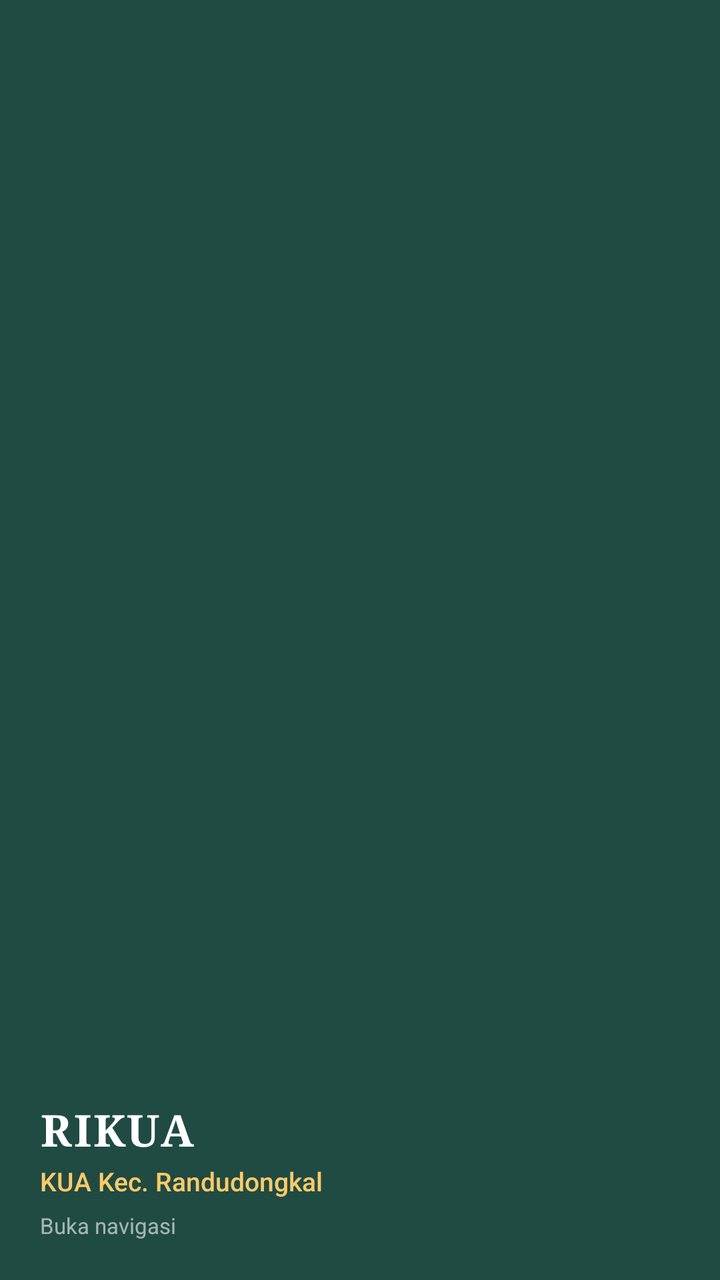
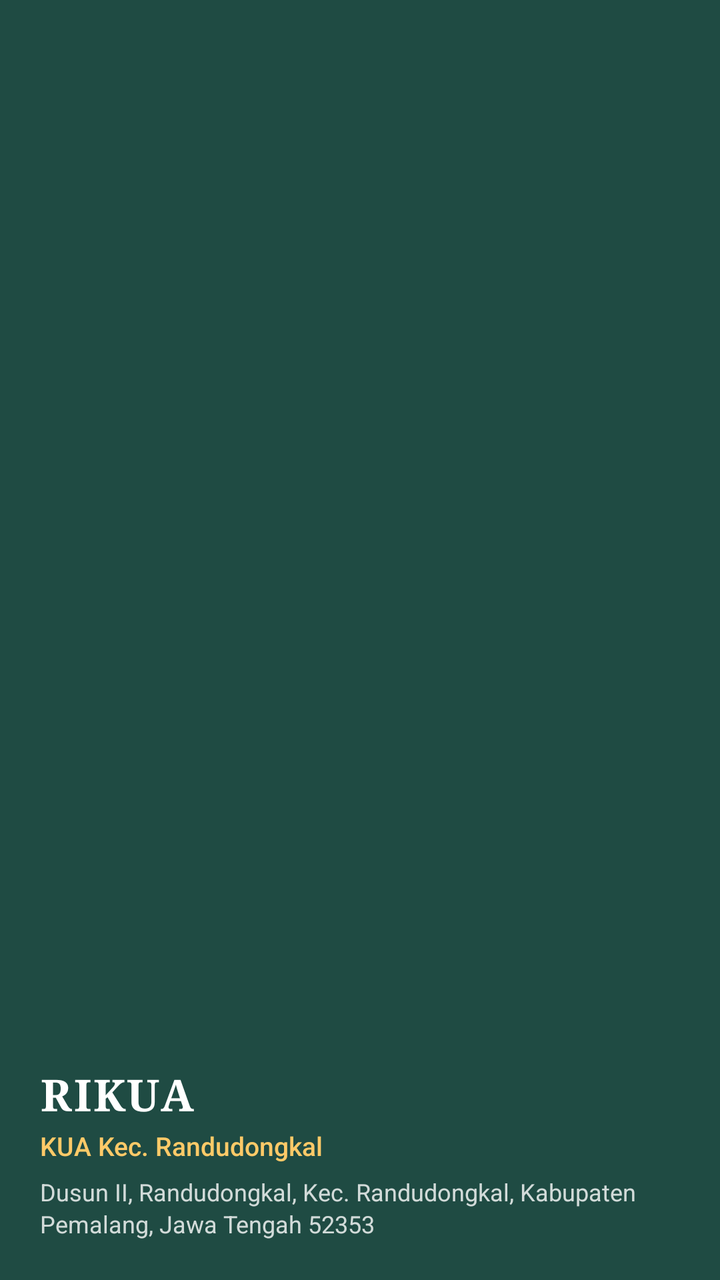

The first picture is an Android layout as it rendered before a commit; the second is the same layout after the commit. The layout source and the unified diff follow.
<!-- AndroidManifest.xml: application theme Theme.Rikua -->
<!-- res/layout/nav_drawer_header.xml -->
<?xml version="1.0" encoding="utf-8"?>
<LinearLayout xmlns:android="http://schemas.android.com/apk/res/android"
    android:layout_width="match_parent"
    android:layout_height="176dp"
    android:background="@color/primary_forest"
    android:gravity="bottom"
    android:orientation="vertical"
    android:padding="20dp">

    <TextView
        android:layout_width="wrap_content"
        android:layout_height="wrap_content"
        android:fontFamily="serif"
        android:letterSpacing="0.04"
        android:text="@string/app_name"
        android:textColor="@color/text_white"
        android:textSize="22sp"
        android:textStyle="bold" />

    <TextView
        android:layout_width="wrap_content"
        android:layout_height="wrap_content"
        android:layout_marginTop="2dp"
        android:fontFamily="sans-serif-medium"
        android:text="@string/services_toolbar_subtitle"
        android:textColor="@color/gold_accent"
        android:textSize="13sp" />

    <TextView
        android:layout_width="wrap_content"
        android:layout_height="wrap_content"
        android:layout_marginTop="6dp"
        android:text="@string/services_nav_drawer_open"
        android:textColor="@color/text_white_60"
        android:textSize="11sp" />
</LinearLayout>
<!-- resources referenced by this layout -->
<resources>
  <color name="gold_accent">#FECA68</color>
  <color name="primary_forest">#1F4B43</color>
  <color name="text_white">#FFFFFF</color>
  <color name="text_white_60">#99FFFFFF</color>
  <string name="app_name">RIKUA</string>
  <string name="services_nav_drawer_open">Buka navigasi</string>
  <string name="services_toolbar_subtitle">KUA Kec. Randudongkal</string>
  <style name="Theme.Rikua" parent="Base.Theme.Rikua" />
  <style name="Base.Theme.Rikua" parent="Theme.Material3.DayNight.NoActionBar">
          
          <item name="colorPrimary">@color/primary_forest</item>
          <item name="colorOnPrimary">@color/text_white</item>
          <item name="colorPrimaryContainer">@color/primary_forest_container</item>
          <item name="colorOnPrimaryContainer">@color/on_primary_forest_container</item>
  
          <item name="colorSecondary">@color/gold_primary</item>
          <item name="colorOnSecondary">@color/text_white</item>
          <item name="colorSecondaryContainer">@color/gold_container</item>
          <item name="colorOnSecondaryContainer">@color/gold_dark</item>
  
          <item name="android:colorBackground">@color/surface_cream_light</item>
          <item name="colorSurface">@color/surface_white</item>
          <item name="colorOnSurface">@color/text_primary</item>
          <item name="colorOnSurfaceVariant">@color/text_secondary</item>
  
          <item name="android:statusBarColor">@color/primary_forest</item>
          <item name="android:windowLightStatusBar">false</item>
          <item name="android:navigationBarColor">@color/surface_white</item>
          <item name="android:windowLightNavigationBar">true</item>
      </style>
  <color name="primary_forest_container">#D4EBE5</color>
  <color name="on_primary_forest_container">#00201B</color>
  <color name="gold_primary">#C99A3E</color>
  <color name="gold_container">#FFF3D6</color>
  <color name="gold_dark">#7C5800</color>
  <color name="surface_cream_light">#F9FAEF</color>
  <color name="surface_white">#FFFFFF</color>
  <color name="text_primary">#1A1D16</color>
  <color name="text_secondary">#404846</color>
</resources>

<!-- the commit's change to res/layout/nav_drawer_header.xml (unified diff, before → after) -->
@@ -1,9 +1,10 @@
 <?xml version="1.0" encoding="utf-8"?>
 <LinearLayout xmlns:android="http://schemas.android.com/apk/res/android"
     android:layout_width="match_parent"
-    android:layout_height="176dp"
+    android:layout_height="wrap_content"
     android:background="@color/primary_forest"
     android:gravity="bottom"
+    android:minHeight="176dp"
     android:orientation="vertical"
     android:padding="20dp">
 
@@ -30,7 +31,10 @@
         android:layout_width="wrap_content"
         android:layout_height="wrap_content"
         android:layout_marginTop="6dp"
-        android:text="@string/services_nav_drawer_open"
-        android:textColor="@color/text_white_60"
-        android:textSize="11sp" />
+        android:ellipsize="end"
+        android:lineSpacingExtra="2dp"
+        android:maxLines="2"
+        android:text="@string/card_location_address"
+        android:textColor="@color/text_white_80"
+        android:textSize="12sp" />
 </LinearLayout>
<!-- resource entries referenced after the edit -->
@@ -3,9 +3,9 @@
   <color name="gold_accent">#FECA68</color>
   <color name="primary_forest">#1F4B43</color>
   <color name="text_white">#FFFFFF</color>
-  <color name="text_white_60">#99FFFFFF</color>
+  <color name="text_white_80">#CCFFFFFF</color>
   <string name="app_name">RIKUA</string>
-  <string name="services_nav_drawer_open">Buka navigasi</string>
+  <string name="card_location_address">Dusun II, Randudongkal, Kec. Randudongkal, Kabupaten Pemalang, Jawa Tengah 52353</string>
   <string name="services_toolbar_subtitle">KUA Kec. Randudongkal</string>
   <style name="Theme.Rikua" parent="Base.Theme.Rikua" />
   <style name="Base.Theme.Rikua" parent="Theme.Material3.DayNight.NoActionBar">
